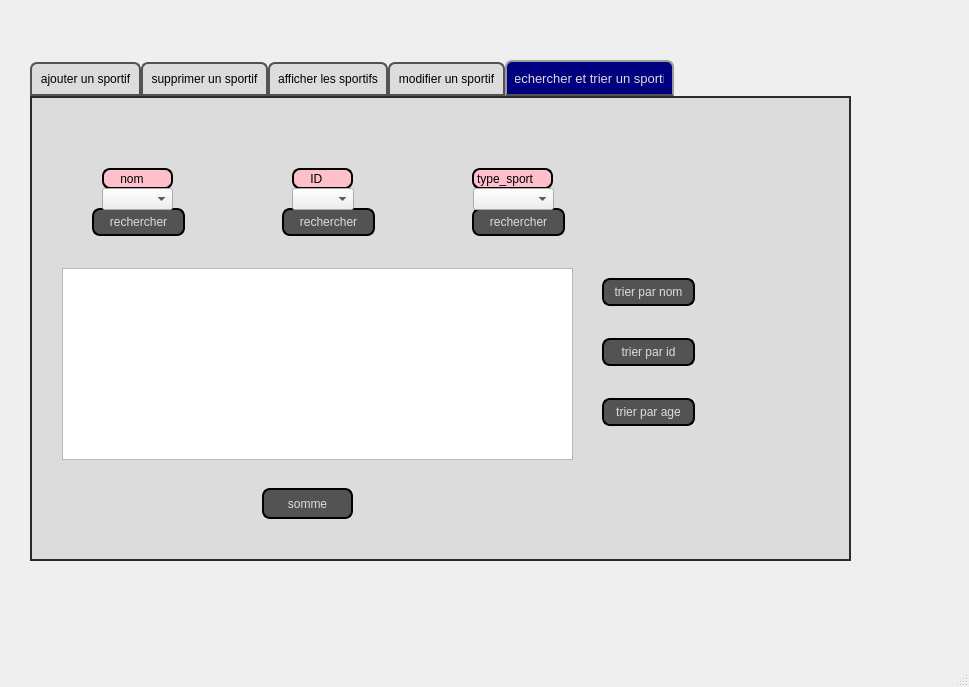
Above: mainwindow.ui from dhiaeddine12/olympic_games_2A20 before the change. Below: the same form after it.
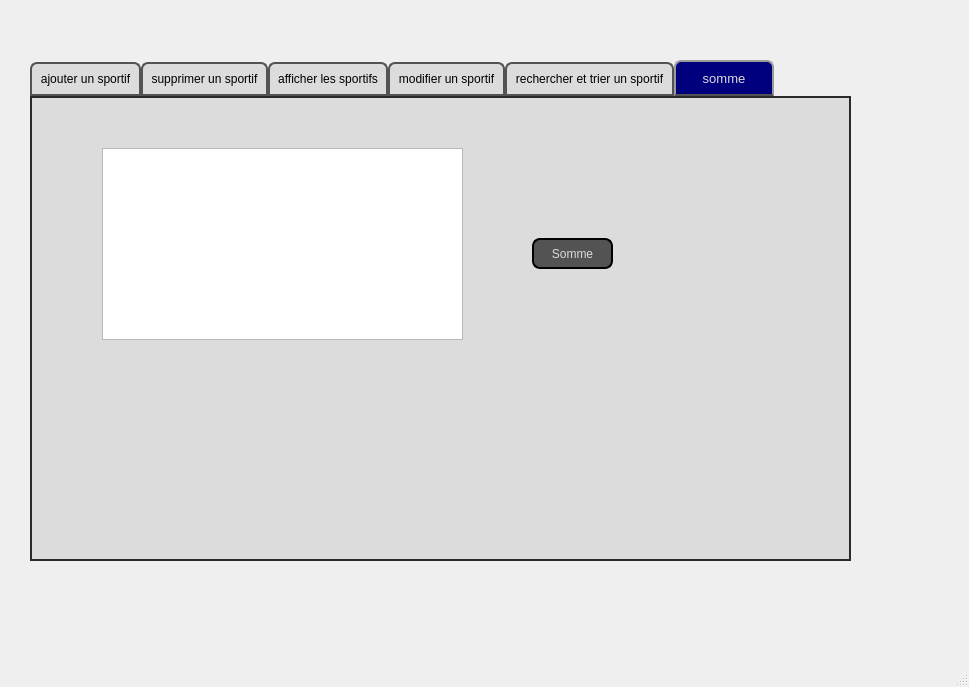
That is the form after the change. The open tabs and pages were chosen to show the change. Icons and pictures are not drawn.

Diff of the .ui file:
```diff
--- a/mainwindow.ui
+++ b/mainwindow.ui
@@ -1081,35 +1081,6 @@
        <pixmap>D:/projet c++/olympics.jpg</pixmap>
       </property>
      </widget>
-     <widget class="QPushButton" name="pb_somme">
-      <property name="geometry">
-       <rect>
-        <x>230</x>
-        <y>390</y>
-        <width>91</width>
-        <height>31</height>
-       </rect>
-      </property>
-      <property name="styleSheet">
-       <string notr="true">QPushButton {
-color: #dcdcdc;
-background:#535353;
-border: none;
-font-size:12px;
-font-family:Arial, Helvetica, sans-serif;
-border: 2px solid ;
-border-radius: 8px;
-}
-QPushButton:hover {
-color:#fff;
-	background-color: rgb(0, 0, 127);
-border: none;
-}</string>
-      </property>
-      <property name="text">
-       <string>somme</string>
-      </property>
-     </widget>
      <widget class="QComboBox" name="comboBox_rn">
       <property name="geometry">
        <rect>
@@ -1156,6 +1127,50 @@
      <zorder>comboBox_ri</zorder>
      <zorder>comboBox_rt</zorder>
     </widget>
+    <widget class="QWidget" name="tab_6">
+     <attribute name="title">
+      <string>somme</string>
+     </attribute>
+     <widget class="QTableView" name="tableView">
+      <property name="geometry">
+       <rect>
+        <x>70</x>
+        <y>50</y>
+        <width>361</width>
+        <height>192</height>
+       </rect>
+      </property>
+     </widget>
+     <widget class="QPushButton" name="pb_sommee">
+      <property name="geometry">
+       <rect>
+        <x>500</x>
+        <y>140</y>
+        <width>81</width>
+        <height>31</height>
+       </rect>
+      </property>
+      <property name="styleSheet">
+       <string notr="true">QPushButton {
+color: #dcdcdc;
+background:#535353;
+border: none;
+font-size:12px;
+font-family:Arial, Helvetica, sans-serif;
+border: 2px solid ;
+border-radius: 8px;
+}
+QPushButton:hover {
+color:#fff;
+	background-color: rgb(0, 0, 127);
+border: none;
+}</string>
+      </property>
+      <property name="text">
+       <string>Somme</string>
+      </property>
+     </widget>
+    </widget>
    </widget>
   </widget>
   <widget class="QMenuBar" name="menubar">
```
Left out of the diff: 3 changed lines with no effect on the pictures.
